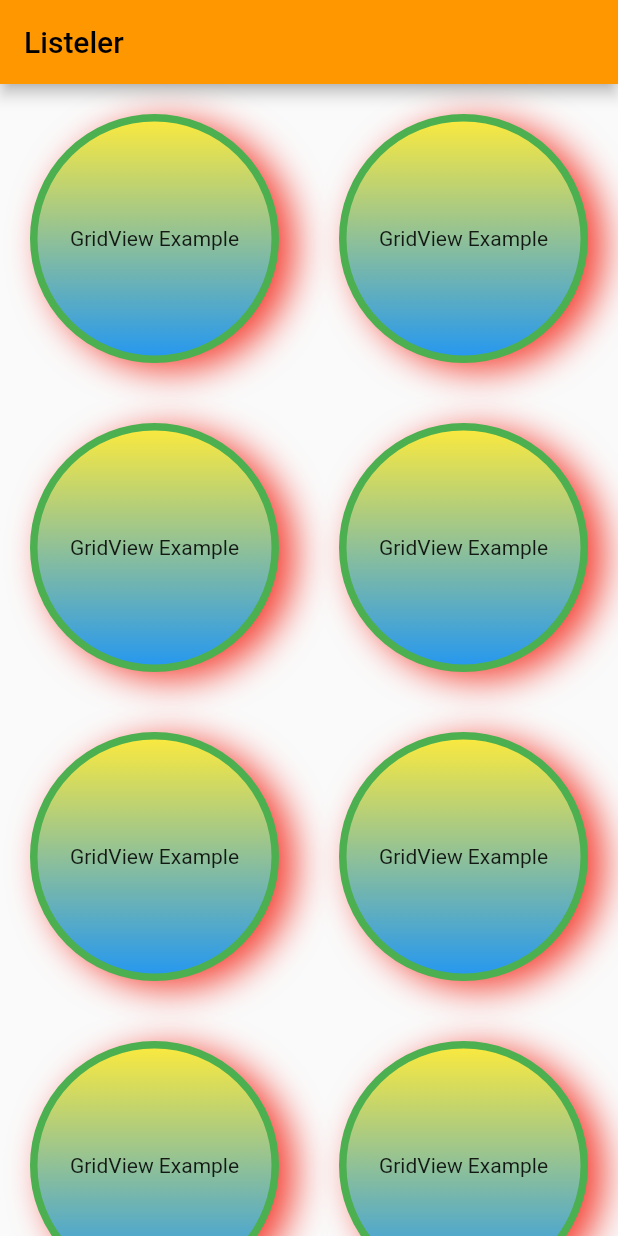
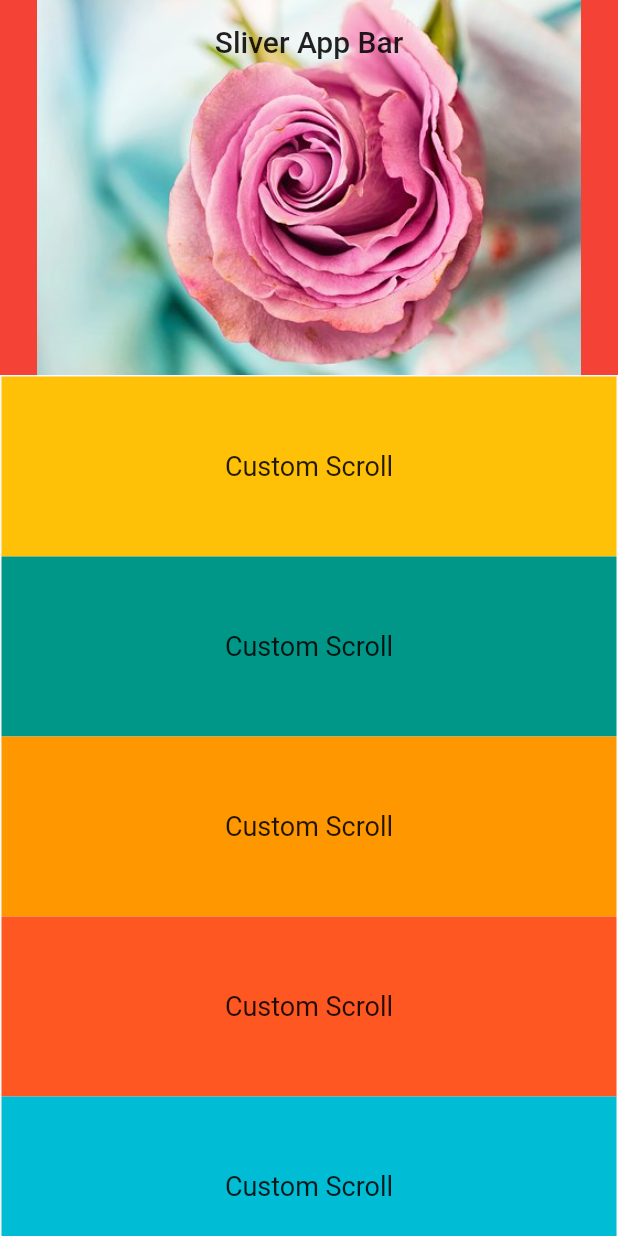
Before and after one commit to bilaloz/FlutterExample, a Flutter app: the screen it shows after launch, on a phone screen of 412 x 824 dp. Run offline on Flutter 3.47's test engine with Material 2 defaults, Android fonts, the phone set to English and light mode, and no system bars; our stand-ins replace fluttertoast.

Commit message:
SilverGrid and SilverList

```diff
--- /dev/null
+++ b/lib/listeler/custom_scrool.dart
@@ -0,0 +1,144 @@
+import 'dart:math' as Matematik;
+
+import 'package:flutter/material.dart';
+
+class CustomScrool extends StatelessWidget {
+  @override
+  Widget build(BuildContext context) {
+    return CustomScrollView(
+      slivers: <Widget>[
+        SliverAppBar(
+          title: Text("Sliver App Bar"),
+          backgroundColor: Colors.red,
+          expandedHeight: 250,
+          floating: true,
+          centerTitle: true,
+          pinned: true,
+          snap: true,
+          flexibleSpace: FlexibleSpaceBar(
+            background: Image.asset("assets/images/images.jpg"),
+          ),
+        ),
+        SliverPadding(
+          padding: EdgeInsets.all(1),
+          sliver: SliverList(
+            delegate: SliverChildListDelegate(constListElement()),
+          ),
+        ),
+        SliverPadding(
+          padding: EdgeInsets.all(2),
+          sliver: SliverList(
+            delegate:
+                SliverChildBuilderDelegate(_dinemicElementFonk, childCount: 6),
+          ),
+        ),
+        SliverPadding(
+          padding: EdgeInsets.all(3),
+          sliver: SliverFixedExtentList(
+              delegate: SliverChildBuilderDelegate(_dinemicElementFonk,
+                  childCount: 6),
+              itemExtent: 100),
+        ),
+        SliverPadding(
+          padding: EdgeInsets.all(3),
+          sliver: SliverFixedExtentList(
+            delegate: SliverChildListDelegate(constListElement()),
+            itemExtent: 50,
+          ),
+        ),
+        SliverGrid(
+          gridDelegate:
+              SliverGridDelegateWithFixedCrossAxisCount(crossAxisCount: 2),
+          delegate:
+              SliverChildBuilderDelegate(_dinemicElementFonk, childCount: 6),
+        )
+      ],
+    );
+  }
+
+  List<Widget> constListElement() {
+    return [
+      Container(
+        height: 120,
+        color: Colors.amber,
+        alignment: Alignment.center,
+        child: Text(
+          "Custom Scroll",
+          style: TextStyle(fontSize: 18),
+          textAlign: TextAlign.center,
+        ),
+      ),
+      Container(
+        height: 120,
+        color: Colors.teal,
+        alignment: Alignment.center,
+        child: Text(
+          "Custom Scroll",
+          style: TextStyle(fontSize: 18),
+          textAlign: TextAlign.center,
+        ),
+      ),
+      Container(
+        height: 120,
+        color: Colors.orange,
+        alignment: Alignment.center,
+        child: Text(
+          "Custom Scroll",
+          style: TextStyle(fontSize: 18),
+          textAlign: TextAlign.center,
+        ),
+      ),
+      Container(
+        height: 120,
+        color: Colors.deepOrange,
+        alignment: Alignment.center,
+        child: Text(
+          "Custom Scroll",
+          style: TextStyle(fontSize: 18),
+          textAlign: TextAlign.center,
+        ),
+      ),
+      Container(
+        height: 120,
+        color: Colors.cyan,
+        alignment: Alignment.center,
+        child: Text(
+          "Custom Scroll",
+          style: TextStyle(fontSize: 18),
+          textAlign: TextAlign.center,
+        ),
+      ),
+      Container(
+        height: 120,
+        color: Colors.blue,
+        alignment: Alignment.center,
+        child: Text(
+          "Custom Scroll",
+          style: TextStyle(fontSize: 18),
+          textAlign: TextAlign.center,
+        ),
+      ),
+    ];
+  }
+
+  Widget _dinemicElementFonk(BuildContext context, int index) {
+    return Container(
+      height: 120,
+      color: _randomColors(),
+      alignment: Alignment.center,
+      child: Text(
+        "Dinamik $index ",
+        style: TextStyle(fontSize: 18),
+        textAlign: TextAlign.center,
+      ),
+    );
+  }
+
+  Color _randomColors() {
+    return Color.fromARGB(
+        Matematik.Random().nextInt(255),
+        Matematik.Random().nextInt(250),
+        Matematik.Random().nextInt(250),
+        Matematik.Random().nextInt(250));
+  }
+}
--- a/lib/main.dart
+++ b/lib/main.dart
@@ -1,4 +1,5 @@
 import 'package:flutter/material.dart';
+import 'package:flutter_example/listeler/custom_scrool.dart';
 import 'package:flutter_example/listeler/gridview.dart';
 import 'package:flutter_example/listeler/list.dart';
 import 'package:flutter_example/listeler/list_type.dart';
@@ -7,12 +8,14 @@ void main() {
   runApp(MaterialApp(
     title: 'Flutter Example ',
     debugShowCheckedModeBanner: false,
-    theme: ThemeData(primarySwatch: Colors.orange),
+    theme: ThemeData(primarySwatch: Colors.orange,
+      //brightness: Brightness.light,
+    ),
     home: Scaffold(
-      appBar: AppBar(
-        title: Text("Listeler",style:TextStyle(color: Colors.black),),
-      ),
-      body: GridViewExample(),
+      //appBar: AppBar(
+      //title: Text("Listeler",style:TextStyle(color: Colors.black),),
+      //),
+      body: CustomScrool(),
     ),
   ));
 }
--- a/pubspec.yaml
+++ b/pubspec.yaml
@@ -41,6 +41,8 @@ flutter:
   # included with your application, so that you can use the icons in
   # the material Icons class.
   uses-material-design: true
+  assets:
+    - assets/images/images.jpg
 
   # To add assets to your application, add an assets section, like this:
   # assets:
```
Also changed, not shown: assets/images/images.jpg (added).
